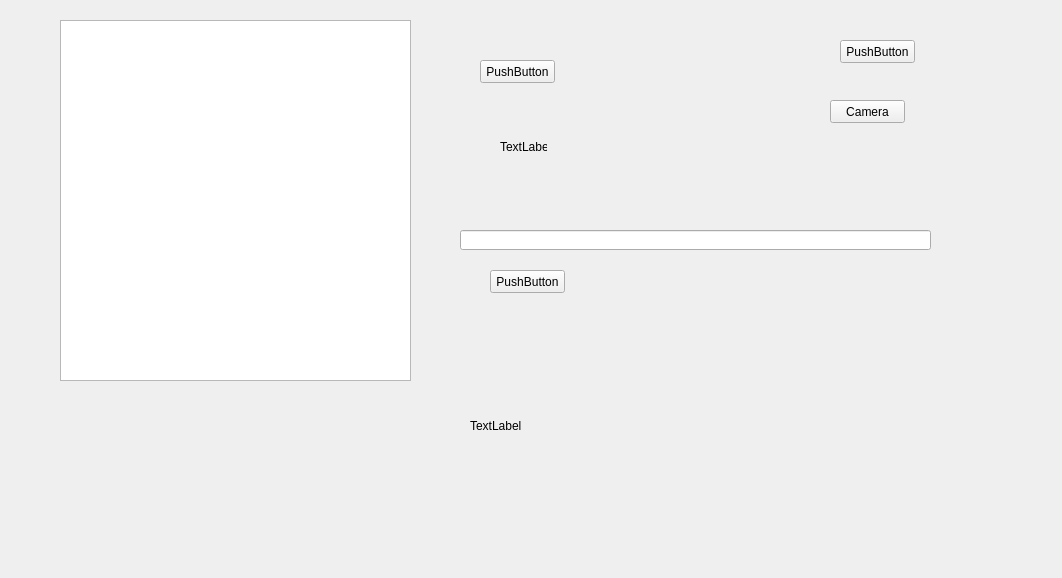
Before: the Qt Designer form mainwindow.ui in adigyran/FestService, drawn with Qt 5.
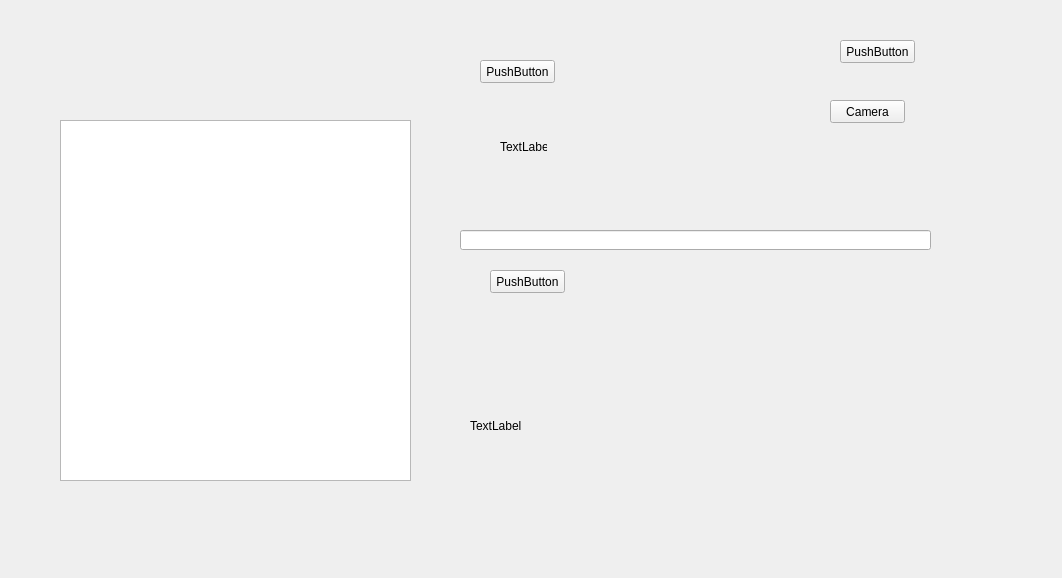
After: the same form once the commit is applied.

```diff
--- a/mainwindow.ui
+++ b/mainwindow.ui
@@ -44,7 +44,7 @@
     <property name="geometry">
      <rect>
       <x>60</x>
-      <y>20</y>
+      <y>120</y>
       <width>351</width>
       <height>361</height>
      </rect>
```
Left out of the diff: 10 changed lines with no effect on the pictures.
